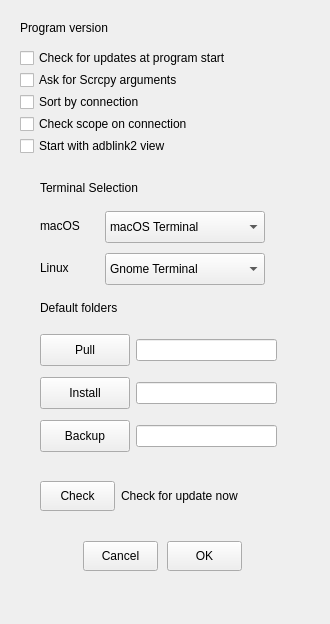
Qt form adbprefdialog.ui (Eliminater74/adblink) before a commit.
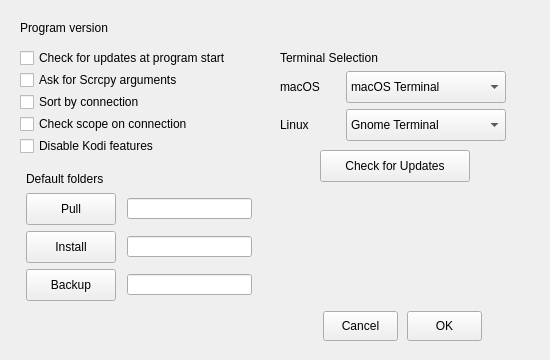
The same form after that commit.

Commit message: start/stop. screencap, resizing: restore point

Diff of the .ui file:
```diff
--- a/adbprefdialog.ui
+++ b/adbprefdialog.ui
@@ -6,8 +6,8 @@
    <rect>
     <x>0</x>
     <y>0</y>
-    <width>330</width>
-    <height>624</height>
+    <width>550</width>
+    <height>360</height>
    </rect>
   </property>
   <property name="windowTitle">
@@ -16,49 +16,8 @@
   <widget class="QWidget" name="layoutWidget">
    <property name="geometry">
     <rect>
-     <x>40</x>
-     <y>480</y>
-     <width>229</width>
-     <height>32</height>
-    </rect>
-   </property>
-   <layout class="QHBoxLayout" name="horizontalLayout_3">
-    <item>
-     <widget class="QPushButton" name="checkButton">
-      <property name="minimumSize">
-       <size>
-        <width>75</width>
-        <height>30</height>
-       </size>
-      </property>
-      <property name="maximumSize">
-       <size>
-        <width>75</width>
-        <height>30</height>
-       </size>
-      </property>
-      <property name="text">
-       <string>Check</string>
-      </property>
-      <property name="autoDefault">
-       <bool>false</bool>
-      </property>
-     </widget>
-    </item>
-    <item>
-     <widget class="QLabel" name="label">
-      <property name="text">
-       <string>Check for update now</string>
-      </property>
-     </widget>
-    </item>
-   </layout>
-  </widget>
-  <widget class="QWidget" name="layoutWidget">
-   <property name="geometry">
-    <rect>
-     <x>80</x>
-     <y>540</y>
+     <x>320</x>
+     <y>310</y>
      <width>166</width>
      <height>32</height>
     </rect>
@@ -110,32 +69,6 @@
     </item>
    </layout>
   </widget>
-  <widget class="QLabel" name="label_2">
-   <property name="geometry">
-    <rect>
-     <x>40</x>
-     <y>178</y>
-     <width>122</width>
-     <height>20</height>
-    </rect>
-   </property>
-   <property name="text">
-    <string>Terminal Selection</string>
-   </property>
-  </widget>
-  <widget class="QLabel" name="directoriesLabel">
-   <property name="geometry">
-    <rect>
-     <x>40</x>
-     <y>300</y>
-     <width>201</width>
-     <height>16</height>
-    </rect>
-   </property>
-   <property name="text">
-    <string>Default folders</string>
-   </property>
-  </widget>
   <widget class="QLabel" name="versionLabel">
    <property name="geometry">
     <rect>
@@ -149,63 +82,6 @@
     <string>Program version</string>
    </property>
   </widget>
-  <widget class="QLabel" name="versionLabel_2">
-   <property name="geometry">
-    <rect>
-     <x>40</x>
-     <y>218</y>
-     <width>60</width>
-     <height>16</height>
-    </rect>
-   </property>
-   <property name="minimumSize">
-    <size>
-     <width>60</width>
-     <height>16</height>
-    </size>
-   </property>
-   <property name="maximumSize">
-    <size>
-     <width>60</width>
-     <height>16</height>
-    </size>
-   </property>
-   <property name="text">
-    <string>macOS</string>
-   </property>
-  </widget>
-  <widget class="QComboBox" name="macTerm">
-   <property name="geometry">
-    <rect>
-     <x>105</x>
-     <y>211</y>
-     <width>160</width>
-     <height>32</height>
-    </rect>
-   </property>
-   <property name="minimumSize">
-    <size>
-     <width>160</width>
-     <height>32</height>
-    </size>
-   </property>
-   <property name="maximumSize">
-    <size>
-     <width>160</width>
-     <height>32</height>
-    </size>
-   </property>
-   <item>
-    <property name="text">
-     <string>macOS Terminal</string>
-    </property>
-   </item>
-   <item>
-    <property name="text">
-     <string>iTerm2 Terminal</string>
-    </property>
-   </item>
-  </widget>
   <widget class="QLabel" name="versionLabel_4">
    <property name="geometry">
     <rect>
@@ -266,201 +142,7 @@
     </property>
    </item>
   </widget>
-  <widget class="QComboBox" name="linTerm">
-   <property name="geometry">
-    <rect>
-     <x>105</x>
-     <y>253</y>
-     <width>160</width>
-     <height>32</height>
-    </rect>
-   </property>
-   <property name="minimumSize">
-    <size>
-     <width>160</width>
-     <height>32</height>
-    </size>
-   </property>
-   <property name="maximumSize">
-    <size>
-     <width>160</width>
-     <height>32</height>
-    </size>
-   </property>
-   <item>
-    <property name="text">
-     <string>Gnome Terminal</string>
-    </property>
-   </item>
-   <item>
-    <property name="text">
-     <string>XFCE4 Terminal</string>
-    </property>
-   </item>
-   <item>
-    <property name="text">
-     <string>KDE Konsole</string>
-    </property>
-   </item>
-  </widget>
-  <widget class="QLabel" name="versionLabel_3">
-   <property name="geometry">
-    <rect>
-     <x>40</x>
-     <y>260</y>
-     <width>60</width>
-     <height>16</height>
-    </rect>
-   </property>
-   <property name="minimumSize">
-    <size>
-     <width>60</width>
-     <height>16</height>
-    </size>
-   </property>
-   <property name="maximumSize">
-    <size>
-     <width>60</width>
-     <height>16</height>
-    </size>
-   </property>
-   <property name="text">
-    <string>Linux</string>
-   </property>
-  </widget>
   <widget class="QWidget" name="layoutWidget">
-   <property name="geometry">
-    <rect>
-     <x>40</x>
-     <y>420</y>
-     <width>237</width>
-     <height>33</height>
-    </rect>
-   </property>
-   <layout class="QHBoxLayout" name="horizontalLayout">
-    <item>
-     <widget class="QPushButton" name="backupButton">
-      <property name="minimumSize">
-       <size>
-        <width>90</width>
-        <height>32</height>
-       </size>
-      </property>
-      <property name="maximumSize">
-       <size>
-        <width>90</width>
-        <height>32</height>
-       </size>
-      </property>
-      <property name="toolTip">
-       <string>&lt;html&gt;&lt;head/&gt;&lt;body&gt;&lt;p&gt;Default folder for backup sets&lt;/p&gt;&lt;/body&gt;&lt;/html&gt;</string>
-      </property>
-      <property name="text">
-       <string>Backup</string>
-      </property>
-      <property name="autoDefault">
-       <bool>false</bool>
-      </property>
-     </widget>
-    </item>
-    <item>
-     <widget class="QLineEdit" name="bfilepath">
-      <property name="toolTip">
-       <string>Pulled files are put in this folder</string>
-      </property>
-     </widget>
-    </item>
-   </layout>
-  </widget>
-  <widget class="QWidget" name="layoutWidget">
-   <property name="geometry">
-    <rect>
-     <x>40</x>
-     <y>377</y>
-     <width>237</width>
-     <height>33</height>
-    </rect>
-   </property>
-   <layout class="QHBoxLayout" name="horizontalLayout_2">
-    <item>
-     <widget class="QPushButton" name="installButton">
-      <property name="minimumSize">
-       <size>
-        <width>90</width>
-        <height>32</height>
-       </size>
-      </property>
-      <property name="maximumSize">
-       <size>
-        <width>90</width>
-        <height>32</height>
-       </size>
-      </property>
-      <property name="toolTip">
-       <string>&lt;html&gt;&lt;head/&gt;&lt;body&gt;&lt;p&gt;Default folder for APK files&lt;/p&gt;&lt;/body&gt;&lt;/html&gt;</string>
-      </property>
-      <property name="text">
-       <string>Install</string>
-      </property>
-      <property name="autoDefault">
-       <bool>false</bool>
-      </property>
-     </widget>
-    </item>
-    <item>
-     <widget class="QLineEdit" name="ifilepath">
-      <property name="toolTip">
-       <string>Pulled files are put in this folder</string>
-      </property>
-     </widget>
-    </item>
-   </layout>
-  </widget>
-  <widget class="QWidget" name="layoutWidget">
-   <property name="geometry">
-    <rect>
-     <x>40</x>
-     <y>334</y>
-     <width>237</width>
-     <height>33</height>
-    </rect>
-   </property>
-   <layout class="QHBoxLayout" name="horizontalLayout_5">
-    <item>
-     <widget class="QPushButton" name="downloadButton">
-      <property name="minimumSize">
-       <size>
-        <width>90</width>
-        <height>32</height>
-       </size>
-      </property>
-      <property name="maximumSize">
-       <size>
-        <width>90</width>
-        <height>32</height>
-       </size>
-      </property>
-      <property name="toolTip">
-       <string>&lt;html&gt;&lt;head/&gt;&lt;body&gt;&lt;p&gt;Default folder for pulled files&lt;/p&gt;&lt;/body&gt;&lt;/html&gt;</string>
-      </property>
-      <property name="text">
-       <string>Pull</string>
-      </property>
-      <property name="autoDefault">
-       <bool>false</bool>
-      </property>
-     </widget>
-    </item>
-    <item>
-     <widget class="QLineEdit" name="dfilepath">
-      <property name="toolTip">
-       <string>Pulled files are put in this folder</string>
-      </property>
-     </widget>
-    </item>
-   </layout>
-  </widget>
-  <widget class="QWidget" name="">
    <property name="geometry">
     <rect>
      <x>20</x>
@@ -501,12 +183,305 @@
     <item>
      <widget class="QCheckBox" name="startview">
       <property name="text">
-       <string>Start with adblink2 view</string>
+       <string>Disable Kodi features</string>
       </property>
      </widget>
     </item>
    </layout>
   </widget>
+  <widget class="QWidget" name="">
+   <property name="geometry">
+    <rect>
+     <x>280</x>
+     <y>50</y>
+     <width>226</width>
+     <height>91</height>
+    </rect>
+   </property>
+   <layout class="QGridLayout" name="gridLayout">
+    <item row="0" column="0" colspan="2">
+     <widget class="QLabel" name="label_2">
+      <property name="text">
+       <string>Terminal Selection</string>
+      </property>
+     </widget>
+    </item>
+    <item row="1" column="0">
+     <widget class="QLabel" name="versionLabel_2">
+      <property name="minimumSize">
+       <size>
+        <width>60</width>
+        <height>16</height>
+       </size>
+      </property>
+      <property name="maximumSize">
+       <size>
+        <width>60</width>
+        <height>16</height>
+       </size>
+      </property>
+      <property name="text">
+       <string>macOS</string>
+      </property>
+     </widget>
+    </item>
+    <item row="1" column="1">
+     <widget class="QComboBox" name="macTerm">
+      <property name="minimumSize">
+       <size>
+        <width>160</width>
+        <height>32</height>
+       </size>
+      </property>
+      <property name="maximumSize">
+       <size>
+        <width>160</width>
+        <height>32</height>
+       </size>
+      </property>
+      <item>
+       <property name="text">
+        <string>macOS Terminal</string>
+       </property>
+      </item>
+      <item>
+       <property name="text">
+        <string>iTerm2 Terminal</string>
+       </property>
+      </item>
+     </widget>
+    </item>
+    <item row="2" column="0">
+     <widget class="QLabel" name="versionLabel_3">
+      <property name="minimumSize">
+       <size>
+        <width>60</width>
+        <height>16</height>
+       </size>
+      </property>
+      <property name="maximumSize">
+       <size>
+        <width>60</width>
+        <height>16</height>
+       </size>
+      </property>
+      <property name="text">
+       <string>Linux</string>
+      </property>
+     </widget>
+    </item>
+    <item row="2" column="1">
+     <widget class="QComboBox" name="linTerm">
+      <property name="minimumSize">
+       <size>
+        <width>160</width>
+        <height>32</height>
+       </size>
+      </property>
+      <property name="maximumSize">
+       <size>
+        <width>160</width>
+        <height>32</height>
+       </size>
+      </property>
+      <item>
+       <property name="text">
+        <string>Gnome Terminal</string>
+       </property>
+      </item>
+      <item>
+       <property name="text">
+        <string>XFCE4 Terminal</string>
+       </property>
+      </item>
+      <item>
+       <property name="text">
+        <string>KDE Konsole</string>
+       </property>
+      </item>
+     </widget>
+    </item>
+   </layout>
+  </widget>
+  <widget class="QWidget" name="">
+   <property name="geometry">
+    <rect>
+     <x>21</x>
+     <y>171</y>
+     <width>237</width>
+     <height>130</height>
+    </rect>
+   </property>
+   <layout class="QGridLayout" name="gridLayout_2">
+    <item row="0" column="0">
+     <widget class="QLabel" name="directoriesLabel">
+      <property name="text">
+       <string>Default folders</string>
+      </property>
+     </widget>
+    </item>
+    <item row="1" column="0">
+     <widget class="QPushButton" name="downloadButton">
+      <property name="minimumSize">
+       <size>
+        <width>90</width>
+        <height>32</height>
+       </size>
+      </property>
+      <property name="maximumSize">
+       <size>
+        <width>90</width>
+        <height>32</height>
+       </size>
+      </property>
+      <property name="toolTip">
+       <string>&lt;html&gt;&lt;head/&gt;&lt;body&gt;&lt;p&gt;Default folder for pulled files&lt;/p&gt;&lt;/body&gt;&lt;/html&gt;</string>
+      </property>
+      <property name="text">
+       <string>Pull</string>
+      </property>
+      <property name="autoDefault">
+       <bool>false</bool>
+      </property>
+     </widget>
+    </item>
+    <item row="1" column="1">
+     <widget class="QLineEdit" name="dfilepath">
+      <property name="minimumSize">
+       <size>
+        <width>125</width>
+        <height>21</height>
+       </size>
+      </property>
+      <property name="maximumSize">
+       <size>
+        <width>125</width>
+        <height>21</height>
+       </size>
+      </property>
+      <property name="toolTip">
+       <string>Pulled files are put in this folder</string>
+      </property>
+     </widget>
+    </item>
+    <item row="2" column="0">
+     <widget class="QPushButton" name="installButton">
+      <property name="minimumSize">
+       <size>
+        <width>90</width>
+        <height>32</height>
+       </size>
+      </property>
+      <property name="maximumSize">
+       <size>
+        <width>90</width>
+        <height>32</height>
+       </size>
+      </property>
+      <property name="toolTip">
+       <string>&lt;html&gt;&lt;head/&gt;&lt;body&gt;&lt;p&gt;Default folder for APK files&lt;/p&gt;&lt;/body&gt;&lt;/html&gt;</string>
+      </property>
+      <property name="text">
+       <string>Install</string>
+      </property>
+      <property name="autoDefault">
+       <bool>false</bool>
+      </property>
+     </widget>
+    </item>
+    <item row="2" column="1">
+     <widget class="QLineEdit" name="ifilepath">
+      <property name="minimumSize">
+       <size>
+        <width>125</width>
+        <height>21</height>
+       </size>
+      </property>
+      <property name="maximumSize">
+       <size>
+        <width>125</width>
+        <height>21</height>
+       </size>
+      </property>
+      <property name="toolTip">
+       <string>Pulled files are put in this folder</string>
+      </property>
+     </widget>
+    </item>
+    <item row="3" column="0">
+     <widget class="QPushButton" name="backupButton">
+      <property name="minimumSize">
+       <size>
+        <width>90</width>
+        <height>32</height>
+       </size>
+      </property>
+      <property name="maximumSize">
+       <size>
+        <width>90</width>
+        <height>32</height>
+       </size>
+      </property>
+      <property name="toolTip">
+       <string>&lt;html&gt;&lt;head/&gt;&lt;body&gt;&lt;p&gt;Default folder for backup sets&lt;/p&gt;&lt;/body&gt;&lt;/html&gt;</string>
+      </property>
+      <property name="text">
+       <string>Backup</string>
+      </property>
+      <property name="autoDefault">
+       <bool>false</bool>
+      </property>
+     </widget>
+    </item>
+    <item row="3" column="1">
+     <widget class="QLineEdit" name="bfilepath">
+      <property name="minimumSize">
+       <size>
+        <width>125</width>
+        <height>21</height>
+       </size>
+      </property>
+      <property name="maximumSize">
+       <size>
+        <width>125</width>
+        <height>21</height>
+       </size>
+      </property>
+      <property name="toolTip">
+       <string>Pulled files are put in this folder</string>
+      </property>
+     </widget>
+    </item>
+   </layout>
+  </widget>
+  <widget class="QPushButton" name="checkButton">
+   <property name="geometry">
+    <rect>
+     <x>320</x>
+     <y>150</y>
+     <width>150</width>
+     <height>32</height>
+    </rect>
+   </property>
+   <property name="minimumSize">
+    <size>
+     <width>150</width>
+     <height>32</height>
+    </size>
+   </property>
+   <property name="maximumSize">
+    <size>
+     <width>150</width>
+     <height>32</height>
+    </size>
+   </property>
+   <property name="text">
+    <string>Check for Updates</string>
+   </property>
+   <property name="autoDefault">
+    <bool>false</bool>
+   </property>
+  </widget>
  </widget>
  <resources/>
  <connections>
```
The commit also changes 7 other files.
